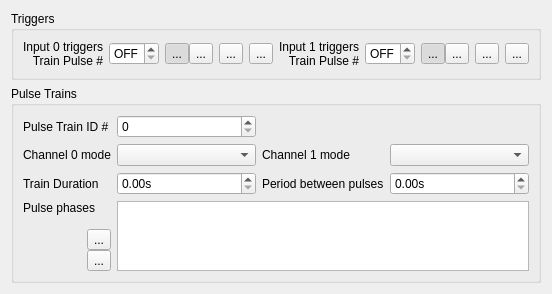
Qt form src/FullModeWidget.ui (MarinManuel/StimJimGUI) before a commit.
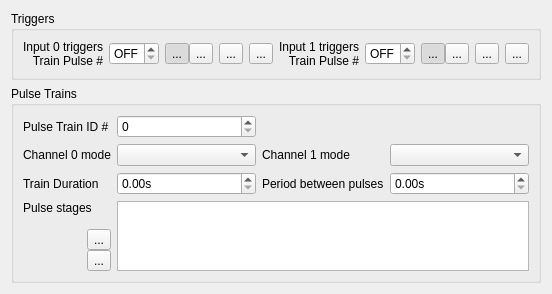
The same form after that commit. Icons and pictures are not drawn. Custom widgets are drawn as their Qt base class.

Commit message: Phase<>Stage

The edit to the form file:
```diff
--- a/src/FullModeWidget.ui
+++ b/src/FullModeWidget.ui
@@ -434,7 +434,7 @@
          <item row="0" column="0" colspan="2">
           <widget class="QLabel" name="label_4">
            <property name="text">
-            <string>Pulse phases</string>
+            <string>Pulse stages</string>
            </property>
            <property name="alignment">
             <set>Qt::AlignLeading|Qt::AlignLeft|Qt::AlignTop</set>
```
Left out of the diff: 6 changed lines with no effect on the pictures. The commit also changes 2 other files.
